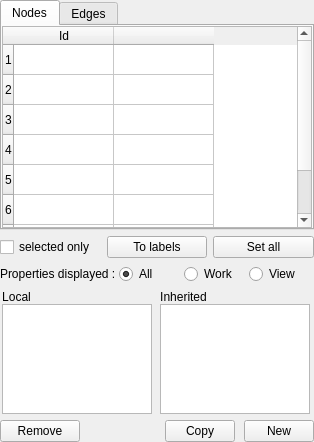
First picture: the form in library/tulip-qt/designer/PropertyDialog.ui, repository vadivelselvaraj/TulipGLImprovement, before the edit.
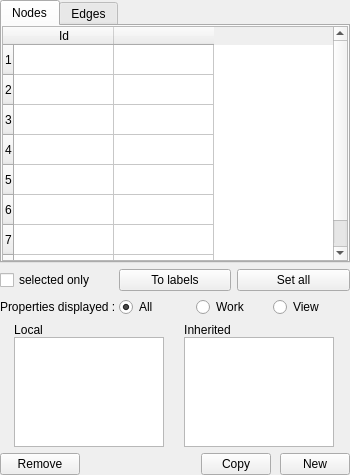
Second picture: the form after the edit. Custom widgets are drawn as their Qt base class.

Commit message: - Add file browser to viewFont - Add file browser to setAll for viewTexture and viewFont

What changed in the file:
```diff
--- a/library/tulip-qt/designer/PropertyDialog.ui
+++ b/library/tulip-qt/designer/PropertyDialog.ui
@@ -6,8 +6,8 @@
    <rect>
     <x>0</x>
     <y>0</y>
-    <width>314</width>
-    <height>442</height>
+    <width>350</width>
+    <height>475</height>
    </rect>
   </property>
   <property name="sizePolicy">
```
The commit also changes 2 other files.
